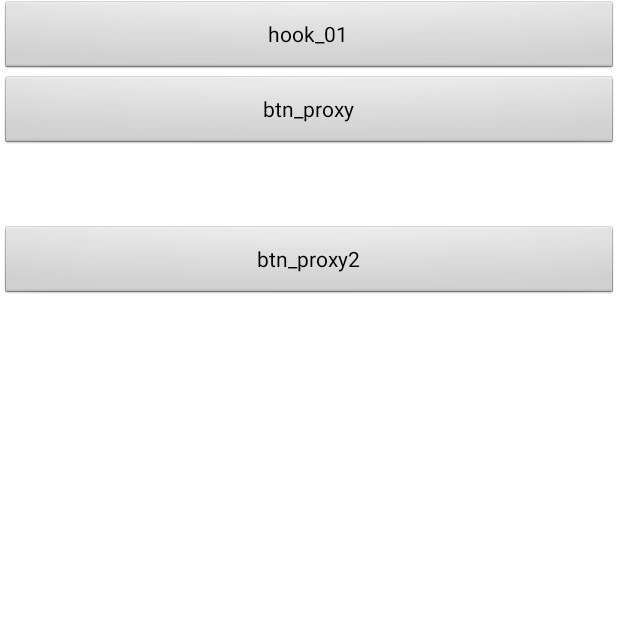
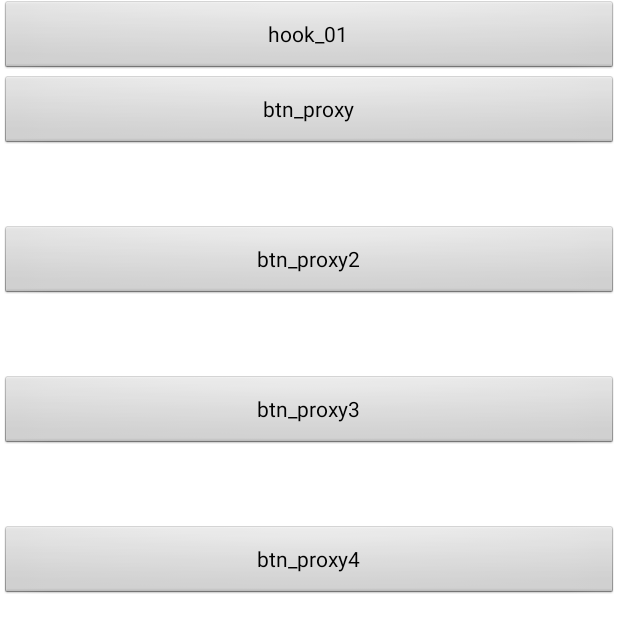
Before and after one commit to liuyicheng3/AndroidLearning, an Android app: the GoHookActivity01 screen opened directly, with no data from a screen before it, on a phone screen of 412 x 824 dp. Shown: the top 633 px of the screen. Run offline under Robolectric (Android 15) with nearby library versions, the phone set to English and light mode, and no system bars.

Commit message:
新增 整理  proxy

```diff
--- a/app/build.gradle
+++ b/app/build.gradle
@@ -37,4 +37,6 @@ dependencies {
     compile 'com.github.ctiao:ndkbitmap-armv5:0.7.8'
     compile 'com.github.ctiao:ndkbitmap-x86:0.7.8'
     compile 'com.android.support:recyclerview-v7:23.2.0'
+    compile 'com.liulishuo.filedownloader:library:1.6.4'
+
 }
--- a/app/src/main/AndroidManifest.xml
+++ b/app/src/main/AndroidManifest.xml
@@ -83,6 +83,8 @@
             android:windowSoftInputMode="stateHidden|adjustResize"
             android:theme="@android:style/Theme.NoTitleBar.Fullscreen"
             ></activity>
+        <activity android:name=".go018.GoFileDownLoadActivity"></activity>
+
 
     </application>
 
--- a/app/src/main/java/com/lyc/study/go013/ChatRoomMessageInvocationHandler.java
+++ b/app/src/main/java/com/lyc/study/go013/ChatRoomMessageInvocationHandler.java
@@ -33,6 +33,8 @@ public class ChatRoomMessageInvocationHandler implements InvocationHandler {
             return storage.remoteExtension;
         }else if (methodName.equals("getLocalExtension")){
             return storage.localExtension;
+        }else if (methodName.equals("getSuperInfo")){
+            return storage.superInfo;
         }else {
             //Method threw 'java.lang.ClassCastException' exception. Cannot evaluate $Proxy13.toString()
             //这个地方偶尔会报这个错误，  估计和tostring 有关   不能反悔 null和new Object  而要返回一个确定的String 就不会出现这个错误
--- a/app/src/main/java/com/lyc/study/go013/ChatRoomStorageBean.java
+++ b/app/src/main/java/com/lyc/study/go013/ChatRoomStorageBean.java
@@ -23,6 +23,7 @@ public class ChatRoomStorageBean implements Serializable {
     public Map<String, Object> localExtension;
 
     public String attach;
+    public String superInfo ="superInfo";
 
 //    public  void
 
--- a/app/src/main/java/com/lyc/study/go013/GoHookActivity01.java
+++ b/app/src/main/java/com/lyc/study/go013/GoHookActivity01.java
@@ -17,14 +17,17 @@ import java.lang.reflect.Proxy;
 
 public class GoHookActivity01 extends Activity {
 
-    TextView tv_proxy,tv_proxy2;
+    TextView tv_proxy,tv_proxy2,tv_proxy3,tv_proxy4;
     @Override
     protected void onCreate(@Nullable Bundle savedInstanceState) {
         super.onCreate(savedInstanceState);
 
         setContentView(R.layout.activity_hook_01);
-        tv_proxy= (TextView) findViewById(R.id.tv_proxy);
-        tv_proxy2= (TextView) findViewById(R.id.tv_proxy2);
+        tv_proxy = (TextView) findViewById(R.id.tv_proxy);
+        tv_proxy2 = (TextView) findViewById(R.id.tv_proxy2);
+        tv_proxy3 = (TextView) findViewById(R.id.tv_proxy3);
+        tv_proxy4 = (TextView) findViewById(R.id.tv_proxy4);
+
         findViewById(R.id.btn_hook).setOnClickListener(new View.OnClickListener() {
             @Override
             public void onClick(View v) {
@@ -36,39 +39,16 @@ public class GoHookActivity01 extends Activity {
         findViewById(R.id.btn_proxy).setOnClickListener(new View.OnClickListener() {
             @Override
             public void onClick(View v) {
-/*                Class<?> IActivityManagerIntercept = null;
-                try {
-                    IActivityManagerIntercept = Class.forName("com.netease.nimlib.sdk.chatroom.model.ChatRoomMessage");
-                } catch (ClassNotFoundException e) {
-                    e.printStackTrace();
-                }*/
                 /**
-                 * IMMessage.class.getInterfaces() //必须是初始的接口  连继承接口的接口都不能
-                 *
+                 * IMMessage.class.getInterfaces() //不包括本接口的 定义的interface                *
                  * new Class<?>[]{ChatRoomMessage.class} // 可以是继承接口的接口
                  */
-
-
 
                 ChatRoomStorageBean innerBean =new ChatRoomStorageBean();
                 ChatRoomMessage proxyItem = (ChatRoomMessage) Proxy.newProxyInstance(Thread.currentThread().getContextClassLoader(),
                         new Class<?>[]{ChatRoomMessage.class}, new ChatRoomMessageInvocationHandler(innerBean));
 
-
-
-
-
-/*
-                ChatRoomStorageBean innerBean =new ChatRoomStorageBean();
-                AbstractChatRoomMessage proxyItem = (AbstractChatRoomMessage) Proxy.newProxyInstance(Thread.currentThread().getContextClassLoader(),
-                        new Class<?>[]{AbstractChatRoomMessage.class}, new ChatRoomMessageInvocationHandler(innerBean));
-
-*/
-
                 tv_proxy.setText(proxyItem.getContent());
-                /*
-                ChatRoomMessage proxyItem = (ChatRoomMessage)Proxy.newProxyInstance(Thread.currentThread().getContextClassLoader(),
-                        new Class<?>[]{IActivityManagerIntercept}, new ChatRoomMessageInvocationHandler(innerBean));*/
 
             }
         });
@@ -79,9 +59,59 @@ public class GoHookActivity01 extends Activity {
             public void onClick(View v) {
                 IHello proxyHello = (IHello) Proxy.newProxyInstance(Thread.currentThread().getContextClassLoader(),
                         new Class[] { IHello.class }, new HelloInvocationHandler(new InnerProxy()));
-                tv_proxy2.setText(proxyHello.hello2());
-//                tv_proxy2.setText(proxyItem.getContent());
+                tv_proxy2.setText(String.valueOf(proxyHello.hello2()));
 
+            }
+        });
+
+
+        findViewById(R.id.btn_proxy3).setOnClickListener(new View.OnClickListener() {
+            @Override
+            public void onClick(View v) {
+                Class<?> IActivityManagerIntercept = null;
+                try {
+                    IActivityManagerIntercept = Class.forName("com.lyc.study.go013.ChatRoomMessage");
+                } catch (ClassNotFoundException e) {
+                    e.printStackTrace();
+                }
+                /**
+                 * IMMessage.class.getInterfaces() //不包括本接口的 定义的interface
+                 *
+                 * new Class<?>[]{ChatRoomMessage.class} // 可以是继承接口的接口
+                 */
+
+                ChatRoomStorageBean innerBean =new ChatRoomStorageBean();
+
+                ChatRoomMessage proxyItem = (ChatRoomMessage)Proxy.newProxyInstance(Thread.currentThread().getContextClassLoader(),
+                        new Class<?>[]{IActivityManagerIntercept}, new ChatRoomMessageInvocationHandler(innerBean));
+
+                tv_proxy3.setText(proxyItem.getContent());
+
+            }
+        });
+
+        findViewById(R.id.btn_proxy4).setOnClickListener(new View.OnClickListener() {
+            @Override
+            public void onClick(View v) {
+
+                /**
+                 * IMMessage.class.getInterfaces() //不包括本接口的 定义的interface
+                 *
+                 * new Class<?>[]{ChatRoomMessage.class} // 可以是继承接口的接口
+                 */
+
+                ChatRoomStorageBean innerBean =new ChatRoomStorageBean();
+
+
+                IMMessage proxyItem = (IMMessage)Proxy.newProxyInstance(Thread.currentThread().getContextClassLoader(),
+                        ChatRoomMessage.class.getInterfaces(), new ChatRoomMessageInvocationHandler(innerBean));
+                /**
+                 * 所以 如果这样就会报错
+                 * ChatRoomMessage proxyItem = (IMMessage)Proxy.newProxyInstance(Thread.currentThread().getContextClassLoader(),
+                 * ChatRoomMessage.class.getInterfaces(), new ChatRoomMessageInvocationHandler(innerBean));
+                 */
+
+                tv_proxy4.setText(proxyItem.getSuperInfo());
             }
         });
     }
--- a/app/src/main/java/com/lyc/study/go013/HelloInvocationHandler.java
+++ b/app/src/main/java/com/lyc/study/go013/HelloInvocationHandler.java
@@ -32,7 +32,9 @@ public class HelloInvocationHandler implements InvocationHandler {
         // 后置的业务逻辑操作
         Mlog.e("---结束");
         if (method.getName().equalsIgnoreCase("hello")){
-            return "21312";
+            return "call IHello.hello";
+        }else if (method.getName().equalsIgnoreCase("hello2")){
+            return 1;
         }else {
             return null;
         }
--- a/app/src/main/java/com/lyc/study/go013/IMMessage.java
+++ b/app/src/main/java/com/lyc/study/go013/IMMessage.java
@@ -8,7 +8,7 @@ import java.util.Map;
  */
 
 
-public interface IMMessage extends Serializable {
+public interface IMMessage extends IMMessageSuper  {
     String getUuid();
 
     boolean isTheSame(IMMessage var1);
--- /dev/null
+++ b/app/src/main/java/com/lyc/study/go013/IMMessageSuper.java
@@ -0,0 +1,12 @@
+package com.lyc.study.go013;
+
+import java.util.Map;
+
+/**
+ * Created by lyc on 17/5/23.
+ */
+
+
+public interface IMMessageSuper {
+    String getSuperInfo();
+}
--- a/app/src/main/res/layout/activity_hook_01.xml
+++ b/app/src/main/res/layout/activity_hook_01.xml
@@ -44,4 +44,38 @@
       android:gravity="center_vertical"
       android:id="@+id/tv_proxy2"
       />
+
+  <Button
+      android:layout_width="match_parent"
+      android:layout_height="50dp"
+      android:text="btn_proxy3"
+      android:id="@+id/btn_proxy3"
+      />
+
+  <TextView
+      android:layout_width="match_parent"
+      android:layout_height="50dp"
+      android:text=""
+      android:textSize="20dp"
+      android:textColor="@color/black"
+      android:gravity="center_vertical"
+      android:id="@+id/tv_proxy3"
+      />
+
+  <Button
+      android:layout_width="match_parent"
+      android:layout_height="50dp"
+      android:text="btn_proxy4"
+      android:id="@+id/btn_proxy4"
+      />
+
+  <TextView
+      android:layout_width="match_parent"
+      android:layout_height="50dp"
+      android:text=""
+      android:textSize="20dp"
+      android:textColor="@color/black"
+      android:gravity="center_vertical"
+      android:id="@+id/tv_proxy4"
+      />
 </LinearLayout>
```
Also changed, not shown: app/src/main/java/com/lyc/common/ApplicationManger.java (+15 -2 lines), app/src/main/java/com/lyc/study/go018/GoFileDownLoadActivity.java (added, +91 -0 lines), app/src/main/res/layout/activity_file_download.xml (added, +13 -0 lines).
